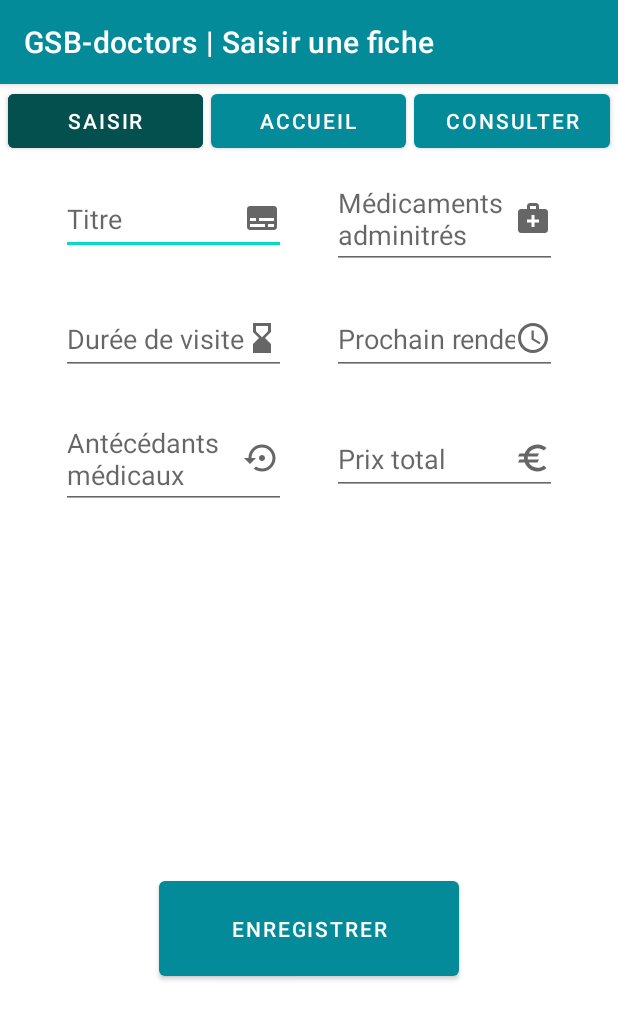
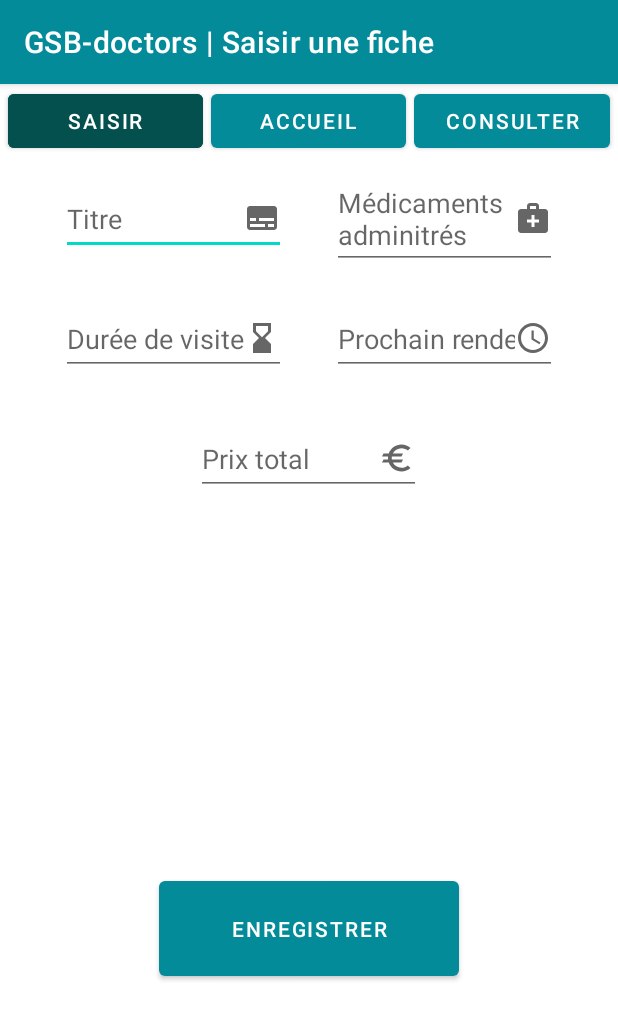
Before and after one commit to DevDeNiro/GSB-Gestion-Compte-Rendus, an Android app: the saisir screen opened directly, with no data from a screen before it, on a phone screen of 412 x 824 dp. Shown: the top 1020 px of the screen. Run offline under Robolectric (Android 15) with nearby library versions, the light colour scheme and no system bars; libraries missing offline, so code that uses them is left out: com.vishnusivadas.advanced_httpurlconnection.

Commit message:
Envoie des données (ok)

```diff
--- a/app/src/main/java/com/example/gsb_doctors/saisir.java
+++ b/app/src/main/java/com/example/gsb_doctors/saisir.java
@@ -88,9 +88,9 @@ public class saisir extends AppCompatActivity {
                 Titre = String.valueOf(titre.getText());
 
                 // Verification of the type of the value entered in the EditText
-                if (!Medic.equals("") && !Duree.equals("") && !Rdv.equals("") && !Prix.equals("")) {
+                if (!Medic.equals("") && !Duree.equals("") && !Rdv.equals("") && !Prix.equals("") && !Region.equals("") && !Titre.equals("")) {
                     //Start ProgressBar first (Set visibility VISIBLE)
-                    progressBar.setVisibility(View.VISIBLE);
+
                     Handler handler = new Handler(Looper.getMainLooper());
                     handler.post(new Runnable() {
                         @Override
@@ -117,7 +117,6 @@ public class saisir extends AppCompatActivity {
                             PutData putData = new PutData("http://192.168.1.136/GSB_doctors/secure_API/visiteurInsertCompteRendu.php", "POST", field, data);  // Mettre son ip
                             if (putData.startPut()) {
                                 if (putData.onComplete()) {
-                                    progressBar.setVisibility(View.GONE);
 
                                     String result = putData.getResult();
 
--- a/app/src/main/res/layout/visiteur_saisir.xml
+++ b/app/src/main/res/layout/visiteur_saisir.xml
@@ -123,15 +123,6 @@
                 android:layout_height="80dp"
                 android:gravity="center">
 
-                <EditText
-                    android:id="@+id/ante"
-                    android:layout_width="150dp"
-                    android:layout_height="wrap_content"
-                    android:layout_marginHorizontal="15dp"
-                    android:drawableRight="@drawable/ante"
-                    android:hint="Antécédants médicaux"
-                    android:inputType=""
-                    android:minHeight="48dp" />
 
                 <EditText
                     android:id="@+id/prix"
```
Also changed, not shown: 2 other files.
